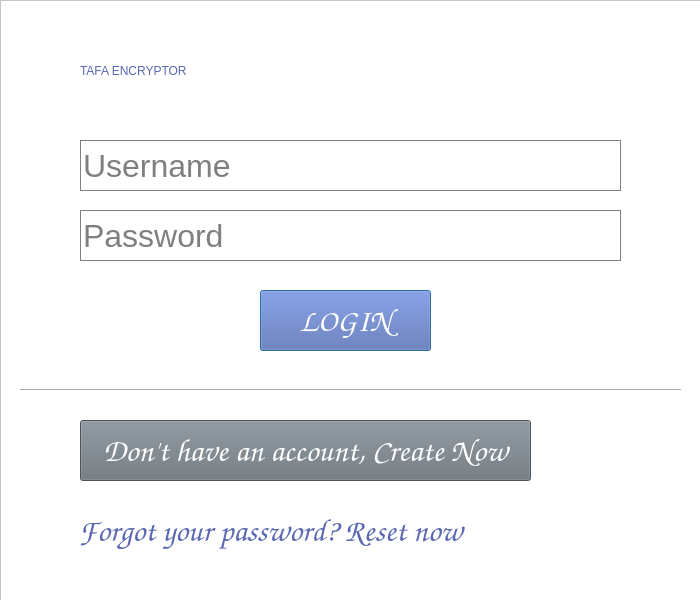
Above: ui/login.ui from thaka-creations/player_encryptor before the change. Below: the same form after it.
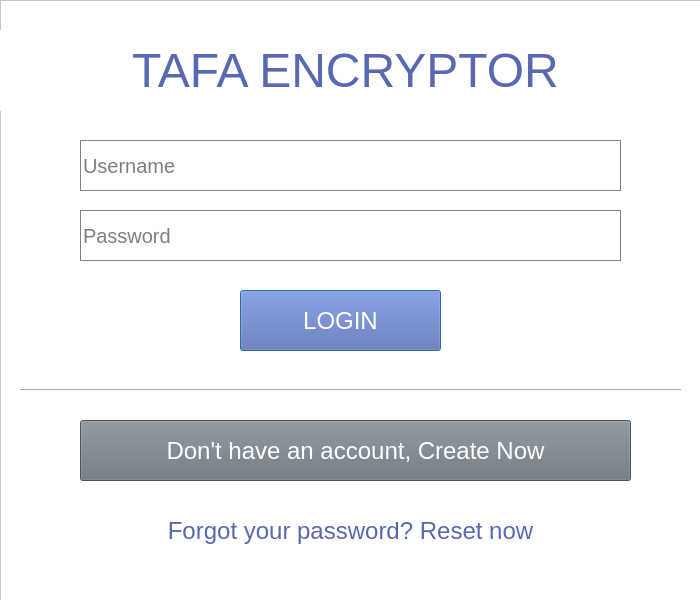
That is the form after the change.

```diff
--- a/ui/login.ui
+++ b/ui/login.ui
@@ -470,12 +470,21 @@
       <widget class="QLabel" name="label">
        <property name="geometry">
         <rect>
-         <x>80</x>
+         <x>0</x>
          <y>30</y>
-         <width>571</width>
+         <width>691</width>
          <height>81</height>
         </rect>
        </property>
+       <property name="font">
+        <font>
+         <family>Microsoft Sans Serif</family>
+         <pointsize>36</pointsize>
+         <weight>50</weight>
+         <italic>false</italic>
+         <bold>false</bold>
+        </font>
+       </property>
        <property name="styleSheet">
         <string notr="true">font: 54pt &quot;Chalkduster&quot;;
 color: #5968B0;</string>
@@ -483,6 +492,9 @@
        <property name="text">
         <string>TAFA ENCRYPTOR</string>
        </property>
+       <property name="alignment">
+        <set>Qt::AlignCenter</set>
+       </property>
       </widget>
       <widget class="QLineEdit" name="usernameEdit">
        <property name="geometry">
@@ -667,7 +679,7 @@
        </property>
        <property name="font">
         <font>
-         <pointsize>24</pointsize>
+         <pointsize>15</pointsize>
         </font>
        </property>
        <property name="styleSheet">
@@ -695,7 +707,7 @@
        </property>
        <property name="font">
         <font>
-         <pointsize>24</pointsize>
+         <pointsize>15</pointsize>
         </font>
        </property>
        <property name="styleSheet">
@@ -724,16 +736,16 @@
       <widget class="QPushButton" name="loginButton">
        <property name="geometry">
         <rect>
-         <x>260</x>
+         <x>240</x>
          <y>290</y>
-         <width>171</width>
+         <width>201</width>
          <height>61</height>
         </rect>
        </property>
        <property name="font">
         <font>
-         <family>Comic Sans MS</family>
-         <pointsize>24</pointsize>
+         <family>Microsoft Sans Serif</family>
+         <pointsize>18</pointsize>
         </font>
        </property>
        <property name="cursor">
@@ -752,14 +764,14 @@
         <rect>
          <x>80</x>
          <y>420</y>
-         <width>451</width>
+         <width>551</width>
          <height>61</height>
         </rect>
        </property>
        <property name="font">
         <font>
-         <family>Comic Sans MS</family>
-         <pointsize>24</pointsize>
+         <family>Microsoft Sans Serif</family>
+         <pointsize>18</pointsize>
         </font>
        </property>
        <property name="cursor">
@@ -789,16 +801,16 @@
       <widget class="QPushButton" name="forgotPasswordButton">
        <property name="geometry">
         <rect>
-         <x>70</x>
+         <x>10</x>
          <y>500</y>
-         <width>401</width>
+         <width>681</width>
          <height>61</height>
         </rect>
        </property>
        <property name="font">
         <font>
-         <family>Comic Sans MS</family>
-         <pointsize>24</pointsize>
+         <family>Microsoft Sans Serif</family>
+         <pointsize>18</pointsize>
         </font>
        </property>
        <property name="cursor">
```
Left out of the diff: 5 changed lines with no effect on the pictures.
